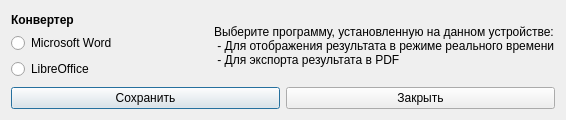
Before: the Qt Designer form designer/dialogwindows/convertersettingsdialogwindow.ui in Artemako/auto-exec-doc, drawn with Qt 5.
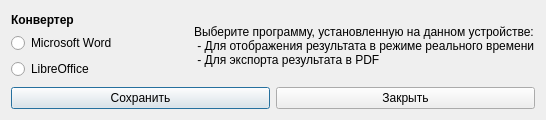
After: the same form once the commit is applied. Icons and pictures are not drawn.

```diff
--- a/designer/dialogwindows/convertersettingsdialogwindow.ui
+++ b/designer/dialogwindows/convertersettingsdialogwindow.ui
@@ -6,7 +6,7 @@
    <rect>
     <x>0</x>
     <y>0</y>
-    <width>566</width>
+    <width>546</width>
     <height>120</height>
    </rect>
   </property>
```
Left out of the diff: 8 changed lines with no effect on the pictures.
